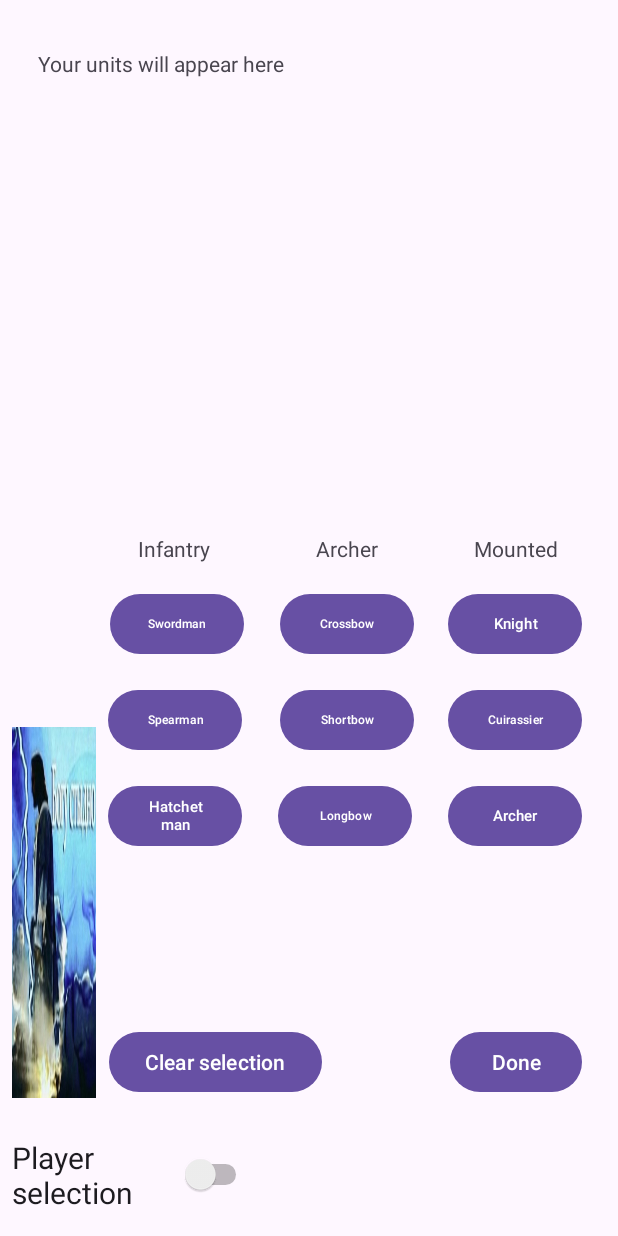
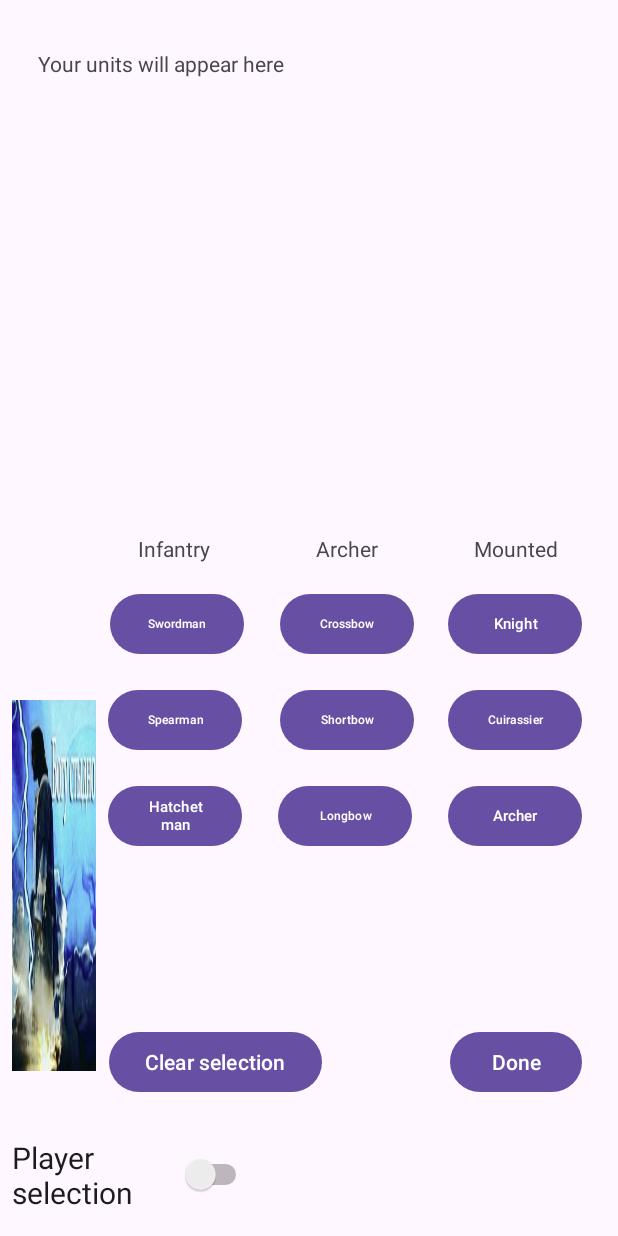
Before and after one commit to naburnm8/AndroidLab, an Android app: the AddUnitActivity screen opened directly, with no data from a screen before it, on a phone screen of 412 x 824 dp. Run offline under Robolectric (Android 15) with nearby library versions, the phone set to English and light mode, and no system bars.

Commit message:
lab7 done (updated add unit layout)

```diff
--- a/app/src/main/res/layout/add_unit_activity.xml
+++ b/app/src/main/res/layout/add_unit_activity.xml
@@ -187,6 +187,8 @@
             android:scaleType="fitXY"
             app:layout_constraintEnd_toEndOf="parent"
             app:layout_constraintBottom_toBottomOf="parent"
-            android:layout_marginEnd="348dp"
-            android:layout_marginBottom="92dp"/>
+            app:layout_constraintStart_toStartOf="parent"
+            app:layout_constraintTop_toTopOf="parent"
+            app:layout_constraintHorizontal_bias="0.022"
+            app:layout_constraintVertical_bias="0.809"/>
 </androidx.constraintlayout.widget.ConstraintLayout>
```
